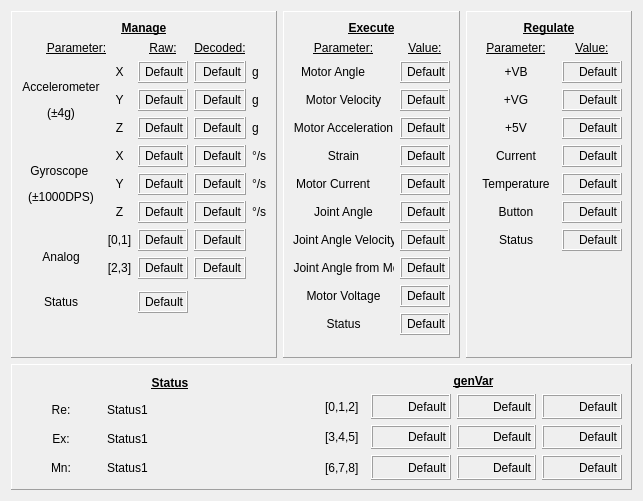
JFDuval/flexsea-plan, file ui/w_rigid.ui: the form before one commit.
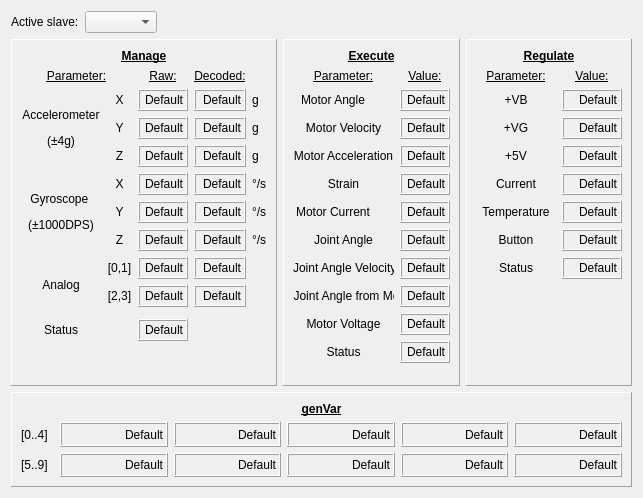
The form after the commit.

Patch:
```diff
--- a/ui/w_rigid.ui
+++ b/ui/w_rigid.ui
@@ -7,7 +7,7 @@
     <x>0</x>
     <y>0</y>
     <width>643</width>
-    <height>501</height>
+    <height>498</height>
    </rect>
   </property>
   <property name="sizePolicy">
@@ -20,6 +20,33 @@
    <string>Form</string>
   </property>
   <layout class="QVBoxLayout" name="verticalLayout_4">
+   <item>
+    <layout class="QHBoxLayout" name="horizontalLayout_3">
+     <item>
+      <widget class="QLabel" name="label_18">
+       <property name="text">
+        <string>Active slave:</string>
+       </property>
+      </widget>
+     </item>
+     <item>
+      <widget class="QComboBox" name="comboBox_slave"/>
+     </item>
+     <item>
+      <spacer name="horizontalSpacer">
+       <property name="orientation">
+        <enum>Qt::Horizontal</enum>
+       </property>
+       <property name="sizeHint" stdset="0">
+        <size>
+         <width>40</width>
+         <height>20</height>
+        </size>
+       </property>
+      </spacer>
+     </item>
+    </layout>
+   </item>
    <item>
     <layout class="QHBoxLayout" name="horizontalLayout">
      <item>
@@ -2743,183 +2770,9 @@
       <enum>QFrame::Raised</enum>
      </property>
      <layout class="QHBoxLayout" name="horizontalLayout_2">
-      <item>
-       <layout class="QGridLayout" name="gridLayout_4">
-        <item row="2" column="0">
-         <widget class="QLabel" name="label_46">
-          <property name="sizePolicy">
-           <sizepolicy hsizetype="Expanding" vsizetype="Expanding">
-            <horstretch>0</horstretch>
-            <verstretch>0</verstretch>
-           </sizepolicy>
-          </property>
-          <property name="minimumSize">
-           <size>
-            <width>40</width>
-            <height>0</height>
-           </size>
-          </property>
-          <property name="maximumSize">
-           <size>
-            <width>80</width>
-            <height>16777215</height>
-           </size>
-          </property>
-          <property name="layoutDirection">
-           <enum>Qt::LeftToRight</enum>
-          </property>
-          <property name="text">
-           <string>&lt;html&gt;&lt;head/&gt;&lt;body&gt;&lt;p&gt;Ex:&lt;/p&gt;&lt;/body&gt;&lt;/html&gt;</string>
-          </property>
-          <property name="alignment">
-           <set>Qt::AlignCenter</set>
-          </property>
-         </widget>
-        </item>
-        <item row="1" column="1">
-         <widget class="QLabel" name="label_re_stat">
-          <property name="sizePolicy">
-           <sizepolicy hsizetype="Expanding" vsizetype="Expanding">
-            <horstretch>0</horstretch>
-            <verstretch>0</verstretch>
-           </sizepolicy>
-          </property>
-          <property name="minimumSize">
-           <size>
-            <width>0</width>
-            <height>23</height>
-           </size>
-          </property>
-          <property name="text">
-           <string>&lt;html&gt;&lt;head/&gt;&lt;body&gt;&lt;p&gt;Status1&lt;/p&gt;&lt;/body&gt;&lt;/html&gt;</string>
-          </property>
-         </widget>
-        </item>
-        <item row="3" column="0">
-         <widget class="QLabel" name="label_47">
-          <property name="sizePolicy">
-           <sizepolicy hsizetype="Expanding" vsizetype="Expanding">
-            <horstretch>0</horstretch>
-            <verstretch>0</verstretch>
-           </sizepolicy>
-          </property>
-          <property name="minimumSize">
-           <size>
-            <width>40</width>
-            <height>0</height>
-           </size>
-          </property>
-          <property name="maximumSize">
-           <size>
-            <width>80</width>
-            <height>16777215</height>
-           </size>
-          </property>
-          <property name="layoutDirection">
-           <enum>Qt::LeftToRight</enum>
-          </property>
-          <property name="text">
-           <string>&lt;html&gt;&lt;head/&gt;&lt;body&gt;&lt;p&gt;Mn:&lt;/p&gt;&lt;/body&gt;&lt;/html&gt;</string>
-          </property>
-          <property name="alignment">
-           <set>Qt::AlignCenter</set>
-          </property>
-         </widget>
-        </item>
-        <item row="1" column="0">
-         <widget class="QLabel" name="label_45">
-          <property name="sizePolicy">
-           <sizepolicy hsizetype="Expanding" vsizetype="Expanding">
-            <horstretch>0</horstretch>
-            <verstretch>0</verstretch>
-           </sizepolicy>
-          </property>
-          <property name="minimumSize">
-           <size>
-            <width>40</width>
-            <height>0</height>
-           </size>
-          </property>
-          <property name="maximumSize">
-           <size>
-            <width>80</width>
-            <height>16777215</height>
-           </size>
-          </property>
-          <property name="layoutDirection">
-           <enum>Qt::LeftToRight</enum>
-          </property>
-          <property name="text">
-           <string>&lt;html&gt;&lt;head/&gt;&lt;body&gt;&lt;p&gt;Re:&lt;/p&gt;&lt;/body&gt;&lt;/html&gt;</string>
-          </property>
-          <property name="alignment">
-           <set>Qt::AlignCenter</set>
-          </property>
-         </widget>
-        </item>
-        <item row="3" column="1">
-         <widget class="QLabel" name="label_mn_stat">
-          <property name="sizePolicy">
-           <sizepolicy hsizetype="Expanding" vsizetype="Expanding">
-            <horstretch>0</horstretch>
-            <verstretch>0</verstretch>
-           </sizepolicy>
-          </property>
-          <property name="minimumSize">
-           <size>
-            <width>0</width>
-            <height>23</height>
-           </size>
-          </property>
-          <property name="text">
-           <string>&lt;html&gt;&lt;head/&gt;&lt;body&gt;&lt;p&gt;Status1&lt;/p&gt;&lt;/body&gt;&lt;/html&gt;</string>
-          </property>
-         </widget>
-        </item>
-        <item row="2" column="1">
-         <widget class="QLabel" name="label_ex_stat">
-          <property name="sizePolicy">
-           <sizepolicy hsizetype="Expanding" vsizetype="Expanding">
-            <horstretch>0</horstretch>
-            <verstretch>0</verstretch>
-           </sizepolicy>
-          </property>
-          <property name="minimumSize">
-           <size>
-            <width>0</width>
-            <height>23</height>
-           </size>
-          </property>
-          <property name="text">
-           <string>&lt;html&gt;&lt;head/&gt;&lt;body&gt;&lt;p&gt;Status1&lt;/p&gt;&lt;/body&gt;&lt;/html&gt;</string>
-          </property>
-         </widget>
-        </item>
-        <item row="0" column="0" colspan="2">
-         <widget class="QLabel" name="label_40">
-          <property name="sizePolicy">
-           <sizepolicy hsizetype="Expanding" vsizetype="Expanding">
-            <horstretch>0</horstretch>
-            <verstretch>0</verstretch>
-           </sizepolicy>
-          </property>
-          <property name="text">
-           <string>&lt;html&gt;&lt;head/&gt;&lt;body&gt;&lt;p align=&quot;center&quot;&gt;&lt;span style=&quot; font-weight:600; text-decoration: underline;&quot;&gt;Status&lt;/span&gt;&lt;/p&gt;&lt;/body&gt;&lt;/html&gt;</string>
-          </property>
-         </widget>
-        </item>
-       </layout>
-      </item>
       <item>
        <layout class="QGridLayout" name="gridLayout_5">
-        <item row="2" column="0">
-         <widget class="QLabel" name="label_13">
-          <property name="text">
-           <string>[3,4,5]</string>
-          </property>
-         </widget>
-        </item>
-        <item row="2" column="4">
+        <item row="2" column="2">
          <widget class="QLabel" name="dispGV5">
           <property name="sizePolicy">
            <sizepolicy hsizetype="Expanding" vsizetype="Expanding">
@@ -2965,7 +2818,7 @@
           </property>
          </widget>
         </item>
-        <item row="2" column="3">
+        <item row="1" column="6">
          <widget class="QLabel" name="dispGV4">
           <property name="sizePolicy">
            <sizepolicy hsizetype="Expanding" vsizetype="Expanding">
@@ -3011,7 +2864,99 @@
           </property>
          </widget>
         </item>
-        <item row="2" column="2">
+        <item row="2" column="3">
+         <widget class="QLabel" name="dispGV6">
+          <property name="sizePolicy">
+           <sizepolicy hsizetype="Expanding" vsizetype="Expanding">
+            <horstretch>0</horstretch>
+            <verstretch>0</verstretch>
+           </sizepolicy>
+          </property>
+          <property name="minimumSize">
+           <size>
+            <width>50</width>
+            <height>22</height>
+           </size>
+          </property>
+          <property name="maximumSize">
+           <size>
+            <width>200</width>
+            <height>16777215</height>
+           </size>
+          </property>
+          <property name="baseSize">
+           <size>
+            <width>50</width>
+            <height>0</height>
+           </size>
+          </property>
+          <property name="autoFillBackground">
+           <bool>false</bool>
+          </property>
+          <property name="frameShape">
+           <enum>QFrame::Box</enum>
+          </property>
+          <property name="frameShadow">
+           <enum>QFrame::Raised</enum>
+          </property>
+          <property name="lineWidth">
+           <number>1</number>
+          </property>
+          <property name="text">
+           <string>Default</string>
+          </property>
+          <property name="alignment">
+           <set>Qt::AlignRight|Qt::AlignTrailing|Qt::AlignVCenter</set>
+          </property>
+         </widget>
+        </item>
+        <item row="2" column="4">
+         <widget class="QLabel" name="dispGV7">
+          <property name="sizePolicy">
+           <sizepolicy hsizetype="Expanding" vsizetype="Expanding">
+            <horstretch>0</horstretch>
+            <verstretch>0</verstretch>
+           </sizepolicy>
+          </property>
+          <property name="minimumSize">
+           <size>
+            <width>50</width>
+            <height>22</height>
+           </size>
+          </property>
+          <property name="maximumSize">
+           <size>
+            <width>200</width>
+            <height>16777215</height>
+           </size>
+          </property>
+          <property name="baseSize">
+           <size>
+            <width>50</width>
+            <height>0</height>
+           </size>
+          </property>
+          <property name="autoFillBackground">
+           <bool>false</bool>
+          </property>
+          <property name="frameShape">
+           <enum>QFrame::Box</enum>
+          </property>
+          <property name="frameShadow">
+           <enum>QFrame::Raised</enum>
+          </property>
+          <property name="lineWidth">
+           <number>1</number>
+          </property>
+          <property name="text">
+           <string>Default</string>
+          </property>
+          <property name="alignment">
+           <set>Qt::AlignRight|Qt::AlignTrailing|Qt::AlignVCenter</set>
+          </property>
+         </widget>
+        </item>
+        <item row="1" column="5">
          <widget class="QLabel" name="dispGV3">
           <property name="sizePolicy">
            <sizepolicy hsizetype="Expanding" vsizetype="Expanding">
@@ -3057,6 +3002,59 @@
           </property>
          </widget>
         </item>
+        <item row="2" column="5">
+         <widget class="QLabel" name="dispGV8">
+          <property name="sizePolicy">
+           <sizepolicy hsizetype="Expanding" vsizetype="Expanding">
+            <horstretch>0</horstretch>
+            <verstretch>0</verstretch>
+           </sizepolicy>
+          </property>
+          <property name="minimumSize">
+           <size>
+            <width>50</width>
+            <height>22</height>
+           </size>
+          </property>
+          <property name="maximumSize">
+           <size>
+            <width>200</width>
+            <height>16777215</height>
+           </size>
+          </property>
+          <property name="baseSize">
+           <size>
+            <width>50</width>
+            <height>0</height>
+           </size>
+          </property>
+          <property name="autoFillBackground">
+           <bool>false</bool>
+          </property>
+          <property name="frameShape">
+           <enum>QFrame::Box</enum>
+          </property>
+          <property name="frameShadow">
+           <enum>QFrame::Raised</enum>
+          </property>
+          <property name="lineWidth">
+           <number>1</number>
+          </property>
+          <property name="text">
+           <string>Default</string>
+          </property>
+          <property name="alignment">
+           <set>Qt::AlignRight|Qt::AlignTrailing|Qt::AlignVCenter</set>
+          </property>
+         </widget>
+        </item>
+        <item row="2" column="0">
+         <widget class="QLabel" name="label_13">
+          <property name="text">
+           <string>[5..9]</string>
+          </property>
+         </widget>
+        </item>
         <item row="1" column="4">
          <widget class="QLabel" name="dispGV2">
           <property name="sizePolicy">
@@ -3198,19 +3196,12 @@
         <item row="1" column="0">
          <widget class="QLabel" name="label_12">
           <property name="text">
-           <string>[0,1,2]</string>
+           <string>[0..4]</string>
           </property>
          </widget>
         </item>
-        <item row="3" column="0">
-         <widget class="QLabel" name="label_14">
-          <property name="text">
-           <string>[6,7,8]</string>
-          </property>
-         </widget>
-        </item>
-        <item row="3" column="2">
-         <widget class="QLabel" name="dispGV6">
+        <item row="2" column="6">
+         <widget class="QLabel" name="dispGV9">
           <property name="sizePolicy">
            <sizepolicy hsizetype="Expanding" vsizetype="Expanding">
             <horstretch>0</horstretch>
@@ -3255,99 +3246,7 @@
           </property>
          </widget>
         </item>
-        <item row="3" column="3">
-         <widget class="QLabel" name="dispGV7">
-          <property name="sizePolicy">
-           <sizepolicy hsizetype="Expanding" vsizetype="Expanding">
-            <horstretch>0</horstretch>
-            <verstretch>0</verstretch>
-           </sizepolicy>
-          </property>
-          <property name="minimumSize">
-           <size>
-            <width>50</width>
-            <height>22</height>
-           </size>
-          </property>
-          <property name="maximumSize">
-           <size>
-            <width>200</width>
-            <height>16777215</height>
-           </size>
-          </property>
-          <property name="baseSize">
-           <size>
-            <width>50</width>
-            <height>0</height>
-           </size>
-          </property>
-          <property name="autoFillBackground">
-           <bool>false</bool>
-          </property>
-          <property name="frameShape">
-           <enum>QFrame::Box</enum>
-          </property>
-          <property name="frameShadow">
-           <enum>QFrame::Raised</enum>
-          </property>
-          <property name="lineWidth">
-           <number>1</number>
-          </property>
-          <property name="text">
-           <string>Default</string>
-          </property>
-          <property name="alignment">
-           <set>Qt::AlignRight|Qt::AlignTrailing|Qt::AlignVCenter</set>
-          </property>
-         </widget>
-        </item>
-        <item row="3" column="4">
-         <widget class="QLabel" name="dispGV8">
-          <property name="sizePolicy">
-           <sizepolicy hsizetype="Expanding" vsizetype="Expanding">
-            <horstretch>0</horstretch>
-            <verstretch>0</verstretch>
-           </sizepolicy>
-          </property>
-          <property name="minimumSize">
-           <size>
-            <width>50</width>
-            <height>22</height>
-           </size>
-          </property>
-          <property name="maximumSize">
-           <size>
-            <width>200</width>
-            <height>16777215</height>
-           </size>
-          </property>
-          <property name="baseSize">
-           <size>
-            <width>50</width>
-            <height>0</height>
-           </size>
-          </property>
-          <property name="autoFillBackground">
-           <bool>false</bool>
-          </property>
-          <property name="frameShape">
-           <enum>QFrame::Box</enum>
-          </property>
-          <property name="frameShadow">
-           <enum>QFrame::Raised</enum>
-          </property>
-          <property name="lineWidth">
-           <number>1</number>
-          </property>
-          <property name="text">
-           <string>Default</string>
-          </property>
-          <property name="alignment">
-           <set>Qt::AlignRight|Qt::AlignTrailing|Qt::AlignVCenter</set>
-          </property>
-         </widget>
-        </item>
-        <item row="0" column="0" colspan="5">
+        <item row="0" column="0" colspan="7">
          <widget class="QLabel" name="label_11">
           <property name="text">
            <string>&lt;html&gt;&lt;head/&gt;&lt;body&gt;&lt;p align=&quot;center&quot;&gt;&lt;span style=&quot; font-weight:600; text-decoration: underline;&quot;&gt;genVar&lt;/span&gt;&lt;/p&gt;&lt;/body&gt;&lt;/html&gt;</string>
```
Left out of the diff: 92 changed lines with no effect on the pictures.
